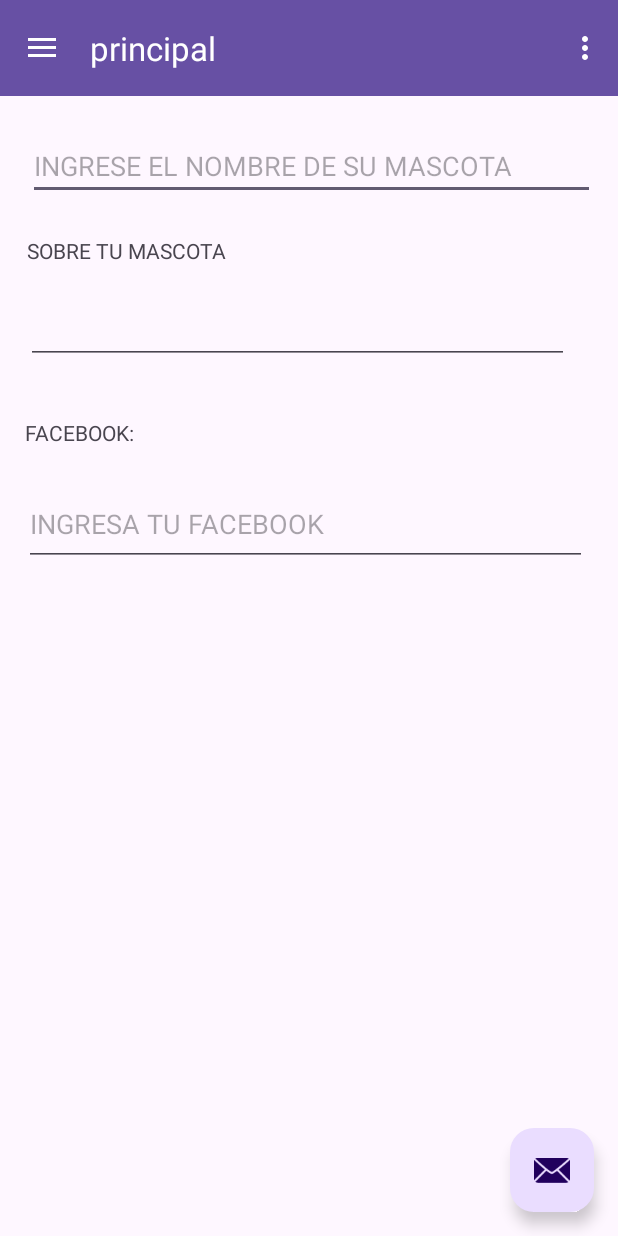
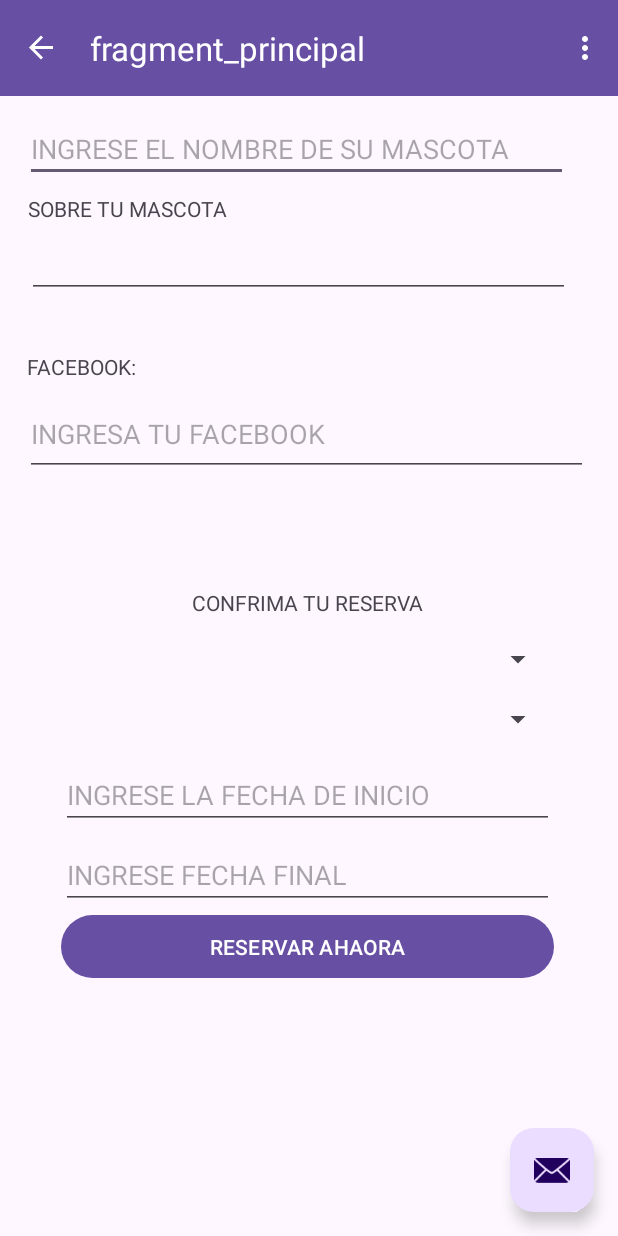
Before and after one commit to mosheline/ec3moviles, an Android app: the FormularioActivity screen opened directly, with no data from a screen before it, on a phone screen of 412 x 824 dp. Run offline under Robolectric (Android 15) with nearby library versions, the phone set to English and light mode, and no system bars; our stand-ins replace navigation-ui.

Commit message:
diseno del from2 terminado

```diff
--- /dev/null
+++ b/app/src/main/java/pe/edu/idat/evc3/FromReservaFragment.kt
@@ -0,0 +1,59 @@
+package pe.edu.idat.evc3
+
+import android.os.Bundle
+import androidx.fragment.app.Fragment
+import android.view.LayoutInflater
+import android.view.View
+import android.view.ViewGroup
+
+// TODO: Rename parameter arguments, choose names that match
+// the fragment initialization parameters, e.g. ARG_ITEM_NUMBER
+private const val ARG_PARAM1 = "param1"
+private const val ARG_PARAM2 = "param2"
+
+/**
+ * A simple [Fragment] subclass.
+ * Use the [FromReservaFragment.newInstance] factory method to
+ * create an instance of this fragment.
+ */
+class FromReservaFragment : Fragment() {
+    // TODO: Rename and change types of parameters
+    private var param1: String? = null
+    private var param2: String? = null
+
+    override fun onCreate(savedInstanceState: Bundle?) {
+        super.onCreate(savedInstanceState)
+        arguments?.let {
+            param1 = it.getString(ARG_PARAM1)
+            param2 = it.getString(ARG_PARAM2)
+        }
+    }
+
+    override fun onCreateView(
+        inflater: LayoutInflater, container: ViewGroup?,
+        savedInstanceState: Bundle?
+    ): View? {
+        // Inflate the layout for this fragment
+        return inflater.inflate(R.layout.fragment_from_reserva, container, false)
+    }
+
+    companion object {
+        /**
+         * Use this factory method to create a new instance of
+         * this fragment using the provided parameters.
+         *
+         * @param param1 Parameter 1.
+         * @param param2 Parameter 2.
+         * @return A new instance of fragment FromReservaFragment.
+         */
+        // TODO: Rename and change types and number of parameters
+        @JvmStatic
+        fun newInstance(param1: String, param2: String) =
+            FromReservaFragment().apply {
+                arguments = Bundle().apply {
+                    putString(ARG_PARAM1, param1)
+                    putString(ARG_PARAM2, param2)
+                }
+            }
+    }
+}
--- /dev/null
+++ b/app/src/main/java/pe/edu/idat/evc3/principalFragment.kt
@@ -0,0 +1,59 @@
+package pe.edu.idat.evc3
+
+import android.os.Bundle
+import androidx.fragment.app.Fragment
+import android.view.LayoutInflater
+import android.view.View
+import android.view.ViewGroup
+
+// TODO: Rename parameter arguments, choose names that match
+// the fragment initialization parameters, e.g. ARG_ITEM_NUMBER
+private const val ARG_PARAM1 = "param1"
+private const val ARG_PARAM2 = "param2"
+
+/**
+ * A simple [Fragment] subclass.
+ * Use the [principalFragment.newInstance] factory method to
+ * create an instance of this fragment.
+ */
+class principalFragment : Fragment() {
+    // TODO: Rename and change types of parameters
+    private var param1: String? = null
+    private var param2: String? = null
+
+    override fun onCreate(savedInstanceState: Bundle?) {
+        super.onCreate(savedInstanceState)
+        arguments?.let {
+            param1 = it.getString(ARG_PARAM1)
+            param2 = it.getString(ARG_PARAM2)
+        }
+    }
+
+    override fun onCreateView(
+        inflater: LayoutInflater, container: ViewGroup?,
+        savedInstanceState: Bundle?
+    ): View? {
+        // Inflate the layout for this fragment
+        return inflater.inflate(R.layout.fragment_principal, container, false)
+    }
+
+    companion object {
+        /**
+         * Use this factory method to create a new instance of
+         * this fragment using the provided parameters.
+         *
+         * @param param1 Parameter 1.
+         * @param param2 Parameter 2.
+         * @return A new instance of fragment principalFragment.
+         */
+        // TODO: Rename and change types and number of parameters
+        @JvmStatic
+        fun newInstance(param1: String, param2: String) =
+            principalFragment().apply {
+                arguments = Bundle().apply {
+                    putString(ARG_PARAM1, param1)
+                    putString(ARG_PARAM2, param2)
+                }
+            }
+    }
+}
--- a/app/src/main/res/layout/fragment_from_mascota.xml
+++ b/app/src/main/res/layout/fragment_from_mascota.xml
@@ -3,21 +3,21 @@
     xmlns:app="http://schemas.android.com/apk/res-auto"
     xmlns:tools="http://schemas.android.com/tools"
     android:layout_width="match_parent"
-    android:layout_height="wrap_content"
+    android:layout_height="match_parent"
     tools:context=".FromMascotaFragment">
 
     <!-- TODO: Update blank fragment layout -->
 
     <EditText
         android:id="@+id/etnombre"
-        android:layout_width="378dp"
-        android:layout_height="45dp"
-        android:layout_marginTop="24dp"
+        android:layout_width="362dp"
+        android:layout_height="41dp"
+        android:layout_marginTop="16dp"
         android:ems="10"
         android:hint="@string/etnombre"
         android:inputType="text"
         app:layout_constraintEnd_toEndOf="parent"
-        app:layout_constraintHorizontal_bias="0.545"
+        app:layout_constraintHorizontal_bias="0.326"
         app:layout_constraintStart_toStartOf="parent"
         app:layout_constraintTop_toTopOf="parent"
         tools:ignore="TouchTargetSizeCheck" />
@@ -26,7 +26,7 @@
         android:id="@+id/tvdescripcion"
         android:layout_width="wrap_content"
         android:layout_height="wrap_content"
-        android:layout_marginTop="24dp"
+        android:layout_marginTop="8dp"
         android:text="@string/tvdescripcion"
         app:layout_constraintEnd_toEndOf="parent"
         app:layout_constraintHorizontal_bias="0.064"
@@ -38,7 +38,7 @@
         android:id="@+id/etdescripcion"
         android:layout_width="362dp"
         android:layout_height="42dp"
-        android:layout_marginTop="24dp"
+        android:layout_marginTop="8dp"
         android:ems="10"
         android:inputType="text"
         app:layout_constraintEnd_toEndOf="parent"
@@ -62,7 +62,7 @@
         android:id="@+id/etfacebook"
         android:layout_width="375dp"
         android:layout_height="55dp"
-        android:layout_marginTop="24dp"
+        android:layout_marginTop="8dp"
         android:ems="10"
         android:hint="@string/etfacebook"
         android:inputType="text"
@@ -71,4 +71,5 @@
         app:layout_constraintStart_toStartOf="parent"
         app:layout_constraintTop_toBottomOf="@+id/tvfacebok" />
 
+
 </androidx.constraintlayout.widget.ConstraintLayout>
--- /dev/null
+++ b/app/src/main/res/layout/fragment_from_reserva.xml
@@ -0,0 +1,88 @@
+<?xml version="1.0" encoding="utf-8"?>
+<androidx.constraintlayout.widget.ConstraintLayout xmlns:android="http://schemas.android.com/apk/res/android"
+    xmlns:app="http://schemas.android.com/apk/res-auto"
+    xmlns:tools="http://schemas.android.com/tools"
+    android:layout_width="match_parent"
+    android:layout_height="match_parent"
+    tools:context=".FromReservaFragment">
+
+    <Button
+        android:id="@+id/btnreserva"
+        android:layout_width="0dp"
+        android:layout_height="50dp"
+        android:text="@string/btnreserva"
+        app:layout_constraintEnd_toStartOf="@+id/guideline3"
+        app:layout_constraintHorizontal_bias="0.0"
+        app:layout_constraintStart_toStartOf="@+id/guideline4"
+        app:layout_constraintTop_toBottomOf="@+id/etfechafin" />
+
+    <TextView
+        android:id="@+id/tvtitulo"
+        android:layout_width="wrap_content"
+        android:layout_height="wrap_content"
+        android:layout_marginTop="8dp"
+        android:text="@string/tvtitulo"
+        app:layout_constraintEnd_toStartOf="@+id/guideline3"
+        app:layout_constraintStart_toStartOf="@+id/guideline4"
+        app:layout_constraintTop_toTopOf="parent" />
+
+    <Spinner
+        android:id="@+id/sppropuesta"
+        android:layout_width="0dp"
+        android:layout_height="wrap_content"
+        android:layout_marginTop="16dp"
+        app:layout_constraintEnd_toStartOf="@+id/guideline3"
+        app:layout_constraintStart_toStartOf="@+id/guideline4"
+        app:layout_constraintTop_toBottomOf="@+id/tvtitulo"
+        tools:ignore="TouchTargetSizeCheck" />
+
+    <androidx.constraintlayout.widget.Guideline
+        android:id="@+id/guideline3"
+        android:layout_width="wrap_content"
+        android:layout_height="wrap_content"
+        android:orientation="vertical"
+        app:layout_constraintGuide_end="43dp" />
+
+    <androidx.constraintlayout.widget.Guideline
+        android:id="@+id/guideline4"
+        android:layout_width="wrap_content"
+        android:layout_height="wrap_content"
+        android:orientation="vertical"
+        app:layout_constraintGuide_begin="41dp" />
+
+    <Spinner
+        android:id="@+id/spcantidad"
+        android:layout_width="0dp"
+        android:layout_height="wrap_content"
+        android:layout_marginTop="16dp"
+        app:layout_constraintEnd_toStartOf="@+id/guideline3"
+        app:layout_constraintStart_toStartOf="@+id/guideline4"
+        app:layout_constraintTop_toBottomOf="@+id/sppropuesta"
+        tools:ignore="TouchTargetSizeCheck" />
+
+    <EditText
+        android:id="@+id/etfechainicio"
+        android:layout_width="0dp"
+        android:layout_height="wrap_content"
+        android:layout_marginTop="16dp"
+        android:ems="10"
+        android:hint="@string/etfechainicio"
+        android:inputType="date"
+        app:layout_constraintEnd_toStartOf="@+id/guideline3"
+        app:layout_constraintStart_toStartOf="@+id/guideline4"
+        app:layout_constraintTop_toBottomOf="@+id/spcantidad"
+        tools:ignore="TouchTargetSizeCheck" />
+
+    <EditText
+        android:id="@+id/etfechafin"
+        android:layout_width="0dp"
+        android:layout_height="wrap_content"
+        android:layout_marginTop="8dp"
+        android:ems="10"
+        android:hint="@string/etfechafin"
+        android:inputType="date"
+        app:layout_constraintEnd_toStartOf="@+id/guideline3"
+        app:layout_constraintStart_toStartOf="@+id/guideline4"
+        app:layout_constraintTop_toBottomOf="@+id/etfechainicio"
+        tools:ignore="TouchTargetSizeCheck" />
+</androidx.constraintlayout.widget.ConstraintLayout>
--- /dev/null
+++ b/app/src/main/res/layout/fragment_principal.xml
@@ -0,0 +1,27 @@
+<?xml version="1.0" encoding="utf-8"?>
+<androidx.constraintlayout.widget.ConstraintLayout xmlns:android="http://schemas.android.com/apk/res/android"
+    xmlns:app="http://schemas.android.com/apk/res-auto"
+    xmlns:tools="http://schemas.android.com/tools"
+    android:layout_width="match_parent"
+    android:layout_height="match_parent"
+    tools:context=".principalFragment">
+
+    <androidx.fragment.app.FragmentContainerView
+        android:id="@+id/fragmentContainerView2"
+        android:name="pe.edu.idat.evc3.FromMascotaFragment"
+        android:layout_width="409dp"
+        android:layout_height="320dp"
+        app:layout_constraintEnd_toEndOf="parent"
+        app:layout_constraintStart_toStartOf="parent"
+        app:layout_constraintTop_toTopOf="parent" />
+
+    <androidx.fragment.app.FragmentContainerView
+        android:id="@+id/fragmentContainerView3"
+        android:name="pe.edu.idat.evc3.FromReservaFragment"
+        android:layout_width="0dp"
+        android:layout_height="0dp"
+        app:layout_constraintBottom_toBottomOf="parent"
+        app:layout_constraintEnd_toEndOf="parent"
+        app:layout_constraintStart_toStartOf="parent"
+        app:layout_constraintTop_toBottomOf="@+id/fragmentContainerView2" />
+</androidx.constraintlayout.widget.ConstraintLayout>
--- a/app/src/main/res/menu/activity_main_drawer.xml
+++ b/app/src/main/res/menu/activity_main_drawer.xml
@@ -9,5 +9,15 @@
             android:icon="@drawable/ic_menu_camera"
             android:title="@string/menu_principal" />
 
+        <item
+            android:id="@+id/fromReservaFragment"
+            android:icon="@drawable/ic_menu_slideshow"
+            android:title="@string/menu_reserva" />
+        <item
+            android:id="@+id/principalFragmentFragment"
+            android:icon="@drawable/ic_menu_slideshow"
+            android:title="@string/menu_inicio" />
+
+
     </group>
 </menu>
--- a/app/src/main/res/navigation/mobile_navigation.xml
+++ b/app/src/main/res/navigation/mobile_navigation.xml
@@ -3,10 +3,21 @@
     xmlns:app="http://schemas.android.com/apk/res-auto"
     xmlns:tools="http://schemas.android.com/tools"
     android:id="@+id/mobile_navigation"
-    app:startDestination="@id/fromMascotaFragment">
+    android:label="@string/menu_reserva"
+    app:startDestination="@id/principalFragment">
     <fragment
         android:id="@+id/fromMascotaFragment"
         android:name="pe.edu.idat.evc3.FromMascotaFragment"
         android:label="@string/menu_principal"
         tools:layout="@layout/fragment_from_mascota" />
+    <fragment
+        android:id="@+id/fromReservaFragment"
+        android:name="pe.edu.idat.evc3.FromReservaFragment"
+        android:label="fragment_from_reserva"
+        tools:layout="@layout/fragment_from_reserva" />
+    <fragment
+        android:id="@+id/principalFragment"
+        android:name="pe.edu.idat.evc3.principalFragment"
+        android:label="fragment_principal"
+        tools:layout="@layout/fragment_principal" />
 </navigation>
--- a/app/src/main/res/values/strings.xml
+++ b/app/src/main/res/values/strings.xml
@@ -20,4 +20,10 @@
     <string name="tvdescripcion">SOBRE TU MASCOTA</string>
     <string name="tvfacebok">FACEBOOK:</string>
     <string name="etfacebook">INGRESA TU FACEBOOK</string>
+    <string name="menu_reserva">reserva</string>
+    <string name="tvtitulo">CONFRIMA TU RESERVA</string>
+    <string name="menu_inicio">inicio</string>
+    <string name="etfechainicio">INGRESE LA FECHA DE INICIO</string>
+    <string name="etfechafin">INGRESE FECHA FINAL</string>
+    <string name="btnreserva">RESERVAR AHAORA</string>
 </resources>
```
